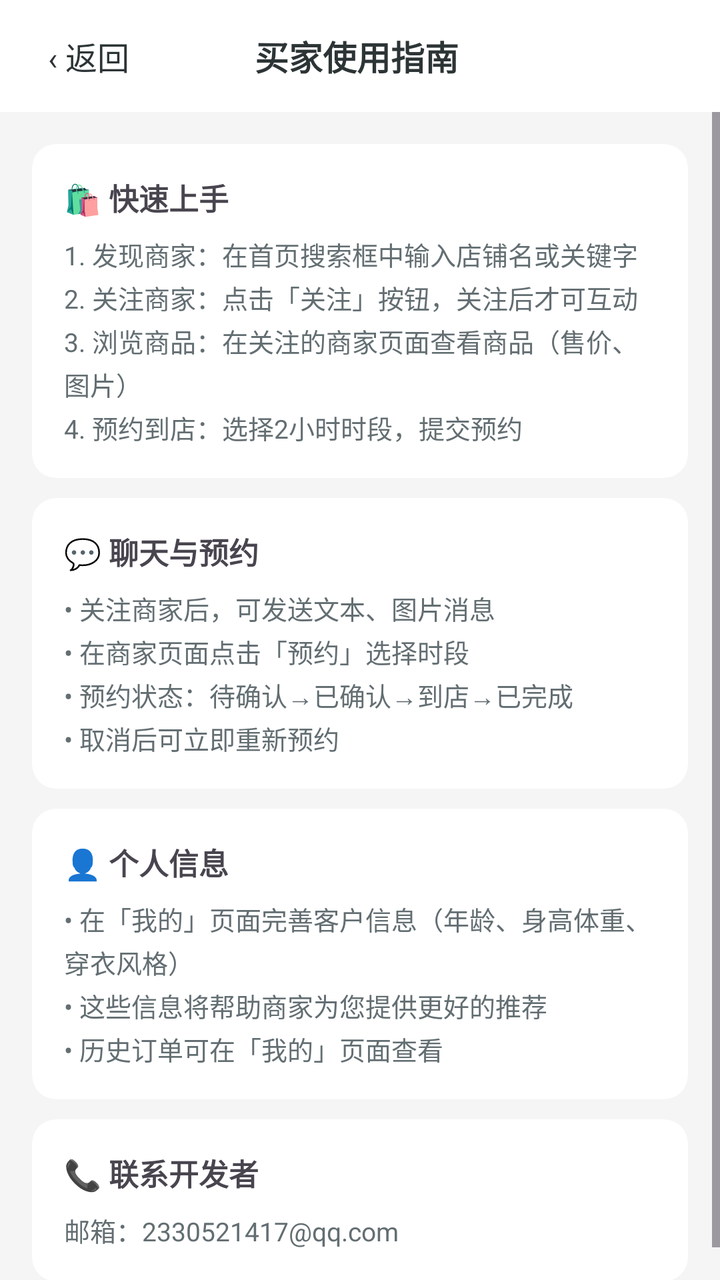
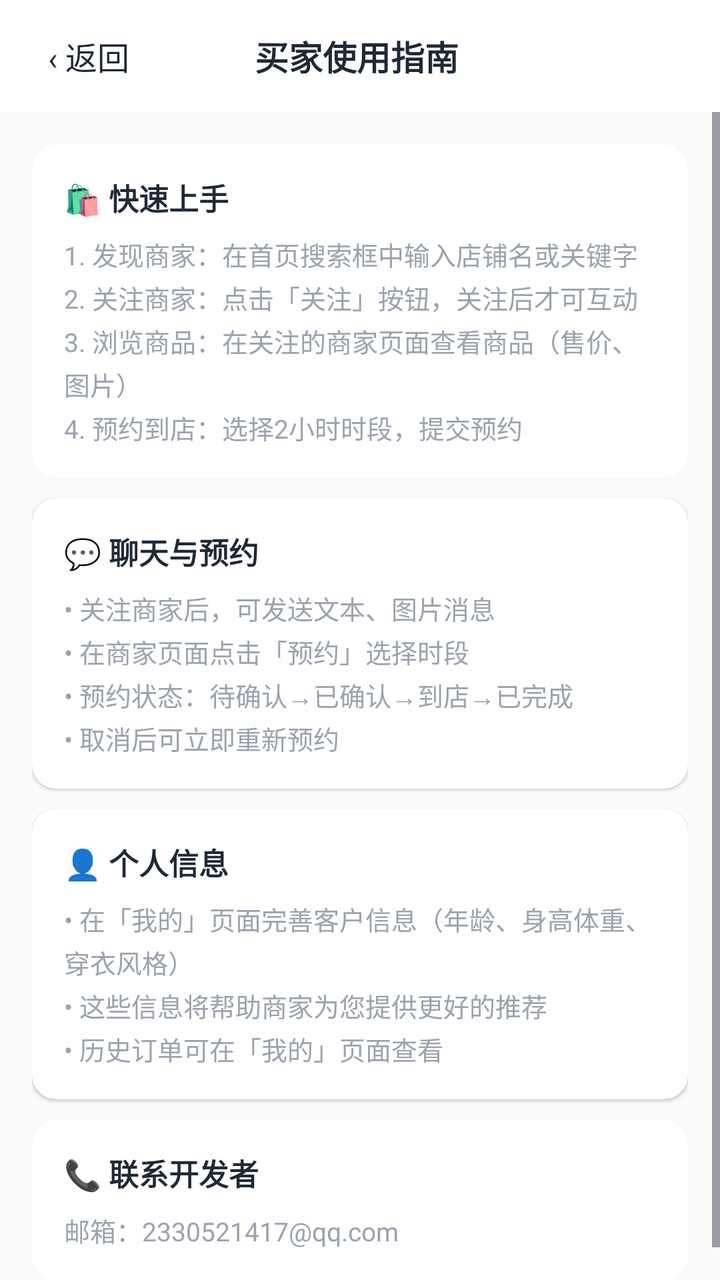

The first picture is an Android layout as it rendered before a commit; the second is the same layout after the commit. The layout source and the unified diff follow.
<!-- AndroidManifest.xml: application theme Theme.ClothingSI -->
<!-- res/layout/activity_buyer_guide.xml -->
<?xml version="1.0" encoding="utf-8"?>
<LinearLayout xmlns:android="http://schemas.android.com/apk/res/android"
    xmlns:app="http://schemas.android.com/apk/res-auto"
    android:layout_width="match_parent" android:layout_height="match_parent"
    android:orientation="vertical" android:background="#F5F5F5">

    <LinearLayout android:layout_width="match_parent" android:layout_height="56dp"
        android:background="#FFFFFF" android:orientation="horizontal"
        android:gravity="center_vertical" android:paddingStart="16dp" android:paddingEnd="16dp">
        <TextView android:id="@+id/btn_back" android:layout_width="wrap_content"
            android:layout_height="wrap_content" android:text="‹ 返回"
            android:textSize="16dp" android:textColor="#2D3436" android:padding="8dp" />
        <TextView android:layout_width="0dp" android:layout_height="wrap_content"
            android:layout_weight="1" android:text="买家使用指南"
            android:textSize="17dp" android:textStyle="bold" android:textColor="#2D3436"
            android:gravity="center" android:layout_marginEnd="60dp" />
    </LinearLayout>

    <ScrollView android:layout_width="match_parent" android:layout_height="match_parent">
        <LinearLayout android:layout_width="match_parent" android:layout_height="wrap_content"
            android:orientation="vertical" android:padding="16dp">

            <androidx.cardview.widget.CardView android:layout_width="match_parent"
                android:layout_height="wrap_content" app:cardCornerRadius="12dp"
                app:cardElevation="0dp" android:layout_marginBottom="10dp">
                <LinearLayout android:layout_width="match_parent" android:layout_height="wrap_content"
                    android:orientation="vertical" android:padding="16dp">
                    <TextView android:layout_width="wrap_content" android:layout_height="wrap_content"
                        android:text="🛍️ 快速上手" android:textSize="15dp" android:textStyle="bold" android:layout_marginBottom="8dp" />
                    <TextView android:layout_width="wrap_content" android:layout_height="wrap_content"
                        android:text="1. 发现商家：在首页搜索框中输入店铺名或关键字\n2. 关注商家：点击「关注」按钮，关注后才可互动\n3. 浏览商品：在关注的商家页面查看商品（售价、图片）\n4. 预约到店：选择2小时时段，提交预约" android:textSize="13dp" android:textColor="#636E72" android:lineSpacingExtra="3dp" />
                </LinearLayout>
            </androidx.cardview.widget.CardView>

            <androidx.cardview.widget.CardView android:layout_width="match_parent"
                android:layout_height="wrap_content" app:cardCornerRadius="12dp"
                app:cardElevation="0dp" android:layout_marginBottom="10dp">
                <LinearLayout android:layout_width="match_parent" android:layout_height="wrap_content"
                    android:orientation="vertical" android:padding="16dp">
                    <TextView android:layout_width="wrap_content" android:layout_height="wrap_content"
                        android:text="💬 聊天与预约" android:textSize="15dp" android:textStyle="bold" android:layout_marginBottom="8dp" />
                    <TextView android:layout_width="wrap_content" android:layout_height="wrap_content"
                        android:text="• 关注商家后，可发送文本、图片消息\n• 在商家页面点击「预约」选择时段\n• 预约状态：待确认→已确认→到店→已完成\n• 取消后可立即重新预约" android:textSize="13dp" android:textColor="#636E72" android:lineSpacingExtra="3dp" />
                </LinearLayout>
            </androidx.cardview.widget.CardView>

            <androidx.cardview.widget.CardView android:layout_width="match_parent"
                android:layout_height="wrap_content" app:cardCornerRadius="12dp"
                app:cardElevation="0dp" android:layout_marginBottom="10dp">
                <LinearLayout android:layout_width="match_parent" android:layout_height="wrap_content"
                    android:orientation="vertical" android:padding="16dp">
                    <TextView android:layout_width="wrap_content" android:layout_height="wrap_content"
                        android:text="👤 个人信息" android:textSize="15dp" android:textStyle="bold" android:layout_marginBottom="8dp" />
                    <TextView android:layout_width="wrap_content" android:layout_height="wrap_content"
                        android:text="• 在「我的」页面完善客户信息（年龄、身高体重、穿衣风格）\n• 这些信息将帮助商家为您提供更好的推荐\n• 历史订单可在「我的」页面查看" android:textSize="13dp" android:textColor="#636E72" android:lineSpacingExtra="3dp" />
                </LinearLayout>
            </androidx.cardview.widget.CardView>

            <androidx.cardview.widget.CardView android:layout_width="match_parent"
                android:layout_height="wrap_content" app:cardCornerRadius="12dp"
                app:cardElevation="0dp">
                <LinearLayout android:layout_width="match_parent" android:layout_height="wrap_content"
                    android:orientation="vertical" android:padding="16dp">
                    <TextView android:layout_width="wrap_content" android:layout_height="wrap_content"
                        android:text="📞 联系开发者" android:textSize="15dp" android:textStyle="bold" android:layout_marginBottom="8dp" />
                    <TextView android:layout_width="wrap_content" android:layout_height="wrap_content"
                        android:text="邮箱：2330521417@qq.com" android:textSize="13dp" android:textColor="#636E72" />
                </LinearLayout>
            </androidx.cardview.widget.CardView>

        </LinearLayout>
    </ScrollView>
</LinearLayout>
<!-- resources referenced by this layout -->
<resources>
  <style name="Theme.ClothingSI" parent="Theme.Material3.Light.NoActionBar">
          <item name="colorPrimary">@color/primary</item>
          <item name="colorPrimaryDark">@color/primary_dark</item>
          <item name="colorAccent">@color/accent</item>
          <item name="android:statusBarColor">@android:color/transparent</item>
          <item name="android:navigationBarColor">@color/white</item>
          
          <item name="android:windowLightStatusBar">true</item>
          
          <item name="android:fontFamily">sans-serif</item>
          <item name="android:textViewStyle">@style/TextView.Base</item>
      </style>
  <color name="primary">#2E7D32</color>
  <color name="primary_dark">#1B5E20</color>
  <color name="accent">#66BB6A</color>
  <color name="white">#FFFFFF</color>
  <style name="TextView.Base" parent="android:Widget.TextView">
          <item name="android:fontFamily">sans-serif</item>
      </style>
</resources>

<!-- the commit's change to res/layout/activity_buyer_guide.xml (unified diff, before → after) -->
@@ -2,17 +2,17 @@
 <LinearLayout xmlns:android="http://schemas.android.com/apk/res/android"
     xmlns:app="http://schemas.android.com/apk/res-auto"
     android:layout_width="match_parent" android:layout_height="match_parent"
-    android:orientation="vertical" android:background="#F5F5F5">
+    android:orientation="vertical" android:background="@color/md_surface_container_low">
 
     <LinearLayout android:layout_width="match_parent" android:layout_height="56dp"
-        android:background="#FFFFFF" android:orientation="horizontal"
+        android:background="@color/md_surface" android:orientation="horizontal"
         android:gravity="center_vertical" android:paddingStart="16dp" android:paddingEnd="16dp">
         <TextView android:id="@+id/btn_back" android:layout_width="wrap_content"
             android:layout_height="wrap_content" android:text="‹ 返回"
-            android:textSize="16dp" android:textColor="#2D3436" android:padding="8dp" />
+            android:textSize="16sp" android:textColor="@color/md_on_surface" android:padding="8dp" />
         <TextView android:layout_width="0dp" android:layout_height="wrap_content"
             android:layout_weight="1" android:text="买家使用指南"
-            android:textSize="17dp" android:textStyle="bold" android:textColor="#2D3436"
+            android:textSize="17sp" android:textStyle="bold" android:textColor="@color/md_on_surface"
             android:gravity="center" android:layout_marginEnd="60dp" />
     </LinearLayout>
 
@@ -22,49 +22,60 @@
 
             <androidx.cardview.widget.CardView android:layout_width="match_parent"
                 android:layout_height="wrap_content" app:cardCornerRadius="12dp"
-                app:cardElevation="0dp" android:layout_marginBottom="10dp">
+                app:cardElevation="1dp" android:layout_marginBottom="10dp">
                 <LinearLayout android:layout_width="match_parent" android:layout_height="wrap_content"
                     android:orientation="vertical" android:padding="16dp">
                     <TextView android:layout_width="wrap_content" android:layout_height="wrap_content"
-                        android:text="🛍️ 快速上手" android:textSize="15dp" android:textStyle="bold" android:layout_marginBottom="8dp" />
+                        android:text="🛍️ 快速上手" android:textSize="15sp" android:textStyle="bold"
+                        android:textColor="@color/md_on_surface" android:layout_marginBottom="8dp" />
                     <TextView android:layout_width="wrap_content" android:layout_height="wrap_content"
-                        android:text="1. 发现商家：在首页搜索框中输入店铺名或关键字\n2. 关注商家：点击「关注」按钮，关注后才可互动\n3. 浏览商品：在关注的商家页面查看商品（售价、图片）\n4. 预约到店：选择2小时时段，提交预约" android:textSize="13dp" android:textColor="#636E72" android:lineSpacingExtra="3dp" />
+                        android:text="1. 发现商家：在首页搜索框中输入店铺名或关键字\n2. 关注商家：点击「关注」按钮，关注后才可互动\n3. 浏览商品：在关注的商家页面查看商品（售价、图片）\n4. 预约到店：选择2小时时段，提交预约"
+                        android:textSize="13sp" android:textColor="@color/md_on_surface_variant"
+                        android:lineSpacingExtra="3dp" />
                 </LinearLayout>
             </androidx.cardview.widget.CardView>
 
             <androidx.cardview.widget.CardView android:layout_width="match_parent"
                 android:layout_height="wrap_content" app:cardCornerRadius="12dp"
-                app:cardElevation="0dp" android:layout_marginBottom="10dp">
+                app:cardElevation="1dp" android:layout_marginBottom="10dp">
                 <LinearLayout android:layout_width="match_parent" android:layout_height="wrap_content"
                     android:orientation="vertical" android:padding="16dp">
                     <TextView android:layout_width="wrap_content" android:layout_height="wrap_content"
-                        android:text="💬 聊天与预约" android:textSize="15dp" android:textStyle="bold" android:layout_marginBottom="8dp" />
+                        android:text="💬 聊天与预约" android:textSize="15sp" android:textStyle="bold"
+                        android:textColor="@color/md_on_surface" android:layout_marginBottom="8dp" />
                     <TextView android:layout_width="wrap_content" android:layout_height="wrap_content"
-                        android:text="• 关注商家后，可发送文本、图片消息\n• 在商家页面点击「预约」选择时段\n• 预约状态：待确认→已确认→到店→已完成\n• 取消后可立即重新预约" android:textSize="13dp" android:textColor="#636E72" android:lineSpacingExtra="3dp" />
+                        android:text="• 关注商家后，可发送文本、图片消息\n• 在商家页面点击「预约」选择时段\n• 预约状态：待确认→已确认→到店→已完成\n• 取消后可立即重新预约"
+                        android:textSize="13sp" android:textColor="@color/md_on_surface_variant"
+                        android:lineSpacingExtra="3dp" />
                 </LinearLayout>
             </androidx.cardview.widget.CardView>
 
             <androidx.cardview.widget.CardView android:layout_width="match_parent"
                 android:layout_height="wrap_content" app:cardCornerRadius="12dp"
-                app:cardElevation="0dp" android:layout_marginBottom="10dp">
+                app:cardElevation="1dp" android:layout_marginBottom="10dp">
                 <LinearLayout android:layout_width="match_parent" android:layout_height="wrap_content"
                     android:orientation="vertical" android:padding="16dp">
                     <TextView android:layout_width="wrap_content" android:layout_height="wrap_content"
-                        android:text="👤 个人信息" android:textSize="15dp" android:textStyle="bold" android:layout_marginBottom="8dp" />
+                        android:text="👤 个人信息" android:textSize="15sp" android:textStyle="bold"
+                        android:textColor="@color/md_on_surface" android:layout_marginBottom="8dp" />
                     <TextView android:layout_width="wrap_content" android:layout_height="wrap_content"
-                        android:text="• 在「我的」页面完善客户信息（年龄、身高体重、穿衣风格）\n• 这些信息将帮助商家为您提供更好的推荐\n• 历史订单可在「我的」页面查看" android:textSize="13dp" android:textColor="#636E72" android:lineSpacingExtra="3dp" />
+                        android:text="• 在「我的」页面完善客户信息（年龄、身高体重、穿衣风格）\n• 这些信息将帮助商家为您提供更好的推荐\n• 历史订单可在「我的」页面查看"
+                        android:textSize="13sp" android:textColor="@color/md_on_surface_variant"
+                        android:lineSpacingExtra="3dp" />
                 </LinearLayout>
             </androidx.cardview.widget.CardView>
 
             <androidx.cardview.widget.CardView android:layout_width="match_parent"
                 android:layout_height="wrap_content" app:cardCornerRadius="12dp"
-                app:cardElevation="0dp">
+                app:cardElevation="1dp">
                 <LinearLayout android:layout_width="match_parent" android:layout_height="wrap_content"
                     android:orientation="vertical" android:padding="16dp">
                     <TextView android:layout_width="wrap_content" android:layout_height="wrap_content"
-                        android:text="📞 联系开发者" android:textSize="15dp" android:textStyle="bold" android:layout_marginBottom="8dp" />
+                        android:text="📞 联系开发者" android:textSize="15sp" android:textStyle="bold"
+                        android:textColor="@color/md_on_surface" android:layout_marginBottom="8dp" />
                     <TextView android:layout_width="wrap_content" android:layout_height="wrap_content"
-                        android:text="邮箱：2330521417@qq.com" android:textSize="13dp" android:textColor="#636E72" />
+                        android:text="邮箱：2330521417@qq.com" android:textSize="13sp"
+                        android:textColor="@color/md_on_surface_variant" />
                 </LinearLayout>
             </androidx.cardview.widget.CardView>
 
<!-- resource entries referenced after the edit -->
@@ -1,21 +1,57 @@
 <!-- resources referenced by this layout -->
 <resources>
+  <color name="md_on_surface">#1F2937</color>
+  <color name="md_on_surface_variant">#9CA3AF</color>
+  <color name="md_surface">#FFFFFF</color>
+  <color name="md_surface_container_low">#FAFAFA</color>
   <style name="Theme.ClothingSI" parent="Theme.Material3.Light.NoActionBar">
-          <item name="colorPrimary">@color/primary</item>
-          <item name="colorPrimaryDark">@color/primary_dark</item>
-          <item name="colorAccent">@color/accent</item>
+          
+          <item name="colorPrimary">@color/md_primary</item>
+          <item name="colorOnPrimary">@color/md_on_primary</item>
+          <item name="colorPrimaryContainer">@color/md_primary_container</item>
+          <item name="colorOnPrimaryContainer">@color/md_on_primary_container</item>
+  
+          
+          <item name="colorSecondary">@color/md_secondary</item>
+          <item name="colorOnSecondary">@color/md_on_secondary</item>
+          <item name="colorSecondaryContainer">@color/md_secondary_container</item>
+          <item name="colorOnSecondaryContainer">@color/md_on_secondary_container</item>
+  
+          
+          <item name="android:colorBackground">@color/md_surface_container_low</item>
+          <item name="colorSurface">@color/md_surface</item>
+          <item name="colorOnSurface">@color/md_on_surface</item>
+          <item name="colorOnSurfaceVariant">@color/md_on_surface_variant</item>
+  
+          
+          <item name="colorOutline">@color/md_outline</item>
+          <item name="colorOutlineVariant">@color/md_outline_variant</item>
+  
+          
+          <item name="colorError">@color/md_error</item>
+          <item name="colorOnError">@color/md_on_error</item>
+  
+          
           <item name="android:statusBarColor">@android:color/transparent</item>
-          <item name="android:navigationBarColor">@color/white</item>
-          
+          <item name="android:navigationBarColor">@color/md_surface</item>
           <item name="android:windowLightStatusBar">true</item>
+  
           
           <item name="android:fontFamily">sans-serif</item>
           <item name="android:textViewStyle">@style/TextView.Base</item>
       </style>
-  <color name="primary">#2E7D32</color>
-  <color name="primary_dark">#1B5E20</color>
-  <color name="accent">#66BB6A</color>
-  <color name="white">#FFFFFF</color>
+  <color name="md_primary">#F97316</color>
+  <color name="md_on_primary">#FFFFFF</color>
+  <color name="md_primary_container">#FFF7ED</color>
+  <color name="md_on_primary_container">#5C3D00</color>
+  <color name="md_secondary">#2563EB</color>
+  <color name="md_on_secondary">#FFFFFF</color>
+  <color name="md_secondary_container">#DBEAFE</color>
+  <color name="md_on_secondary_container">#001A3E</color>
+  <color name="md_outline">#9CA3AF</color>
+  <color name="md_outline_variant">#D1D5DB</color>
+  <color name="md_error">#EF4444</color>
+  <color name="md_on_error">#FFFFFF</color>
   <style name="TextView.Base" parent="android:Widget.TextView">
           <item name="android:fontFamily">sans-serif</item>
       </style>
